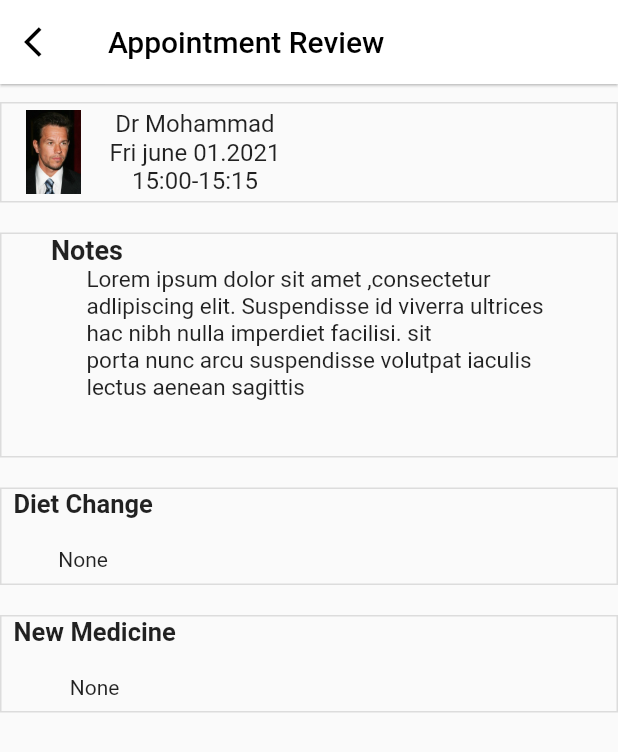
After one commit to saadkhawar289/Health4U, a Flutter app: the AppointmentReview screen opened directly, on a phone screen of 412 x 824 dp. The commit adds this screen. Shown: the top 752 px of the screen. Run offline on Flutter 3.47's test engine with Material 2 defaults, Android fonts, the phone set to English and light mode, and no system bars; our stand-ins replace barcode_widget, cloud_firestore, date_format, device_preview, dots_indicator, firebase_auth and 8 more; missing offline and left inert: dart:ffi, flutter_barcode_scanner; accounts and stored records are empty.

Commit message:
new page add kiya hy

```diff
--- /dev/null
+++ b/healthy/lib/AppointmentReview.dart
@@ -0,0 +1,152 @@
+import 'package:flutter/material.dart';
+
+class AppointmentReview extends StatefulWidget {
+  @override
+  _State createState() => _State();
+}
+
+class _State extends State<AppointmentReview> {
+  @override
+  Widget build(BuildContext context) {
+    return Container(
+        child: SafeArea(
+            child: Scaffold(
+      appBar: AppBar(
+        backgroundColor: Colors.white,
+        elevation: 0.7,
+        leading: InkWell(
+          onTap: () {
+            Navigator.pop(context);
+          },
+          child: Icon(
+            Icons.arrow_back_ios,
+            color: Colors.black,
+          ),
+        ),
+        title: Row(
+          children: [
+            Text(
+              "Appointment Review",
+              style: TextStyle(color: Colors.black),
+            )
+          ],
+        ),
+      ),
+      body: Container(
+        child: Column(
+          children: [
+            Padding(
+              padding: const EdgeInsets.only(top: 12.0),
+              child: Container(
+                decoration:
+                    BoxDecoration(border: Border.all(color: Colors.black12)),
+                child: ListTile(
+                  leading: Image.asset("assets/man.png"),
+                  title: Row(
+                    children: [
+                      Column(
+                        children: [
+                          Text("Dr Mohammad"),
+                          Text("Fri june 01.2021"),
+                          Text("15:00-15:15")
+                        ],
+                      ),
+                    ],
+                  ),
+                ),
+              ),
+            ),
+            Padding(
+              padding: const EdgeInsets.only(top: 20.0),
+              child: Container(
+                height: 150,
+                width: MediaQuery.of(context).size.width * 3,
+                decoration:
+                    BoxDecoration(border: Border.all(color: Colors.black12)),
+                child: Padding(
+                  padding: const EdgeInsets.only(left: 8.0),
+                  child: Column(
+                    children: [
+                      Padding(
+                        padding: const EdgeInsets.only(left: 25.0),
+                        child: Row(
+                          children: [
+                            Text("Notes",
+                                style: TextStyle(
+                                    fontSize: 18, fontWeight: FontWeight.bold)),
+                          ],
+                        ),
+                      ),
+                      Text(
+                        "Lorem ipsum dolor sit amet ,consectetur\n"
+                        "adlipiscing elit. Suspendisse id viverra ultrices\n"
+                        "hac nibh nulla imperdiet facilisi. sit\n"
+                        "porta nunc arcu suspendisse volutpat iaculis\n"
+                        "lectus aenean sagittis",
+                        style: TextStyle(fontSize: 15),
+                      )
+                    ],
+                  ),
+                ),
+              ),
+            ),
+            Padding(
+              padding: const EdgeInsets.only(top: 20.0),
+              child: Container(
+                height: 65,
+                width: MediaQuery.of(context).size.width * 3,
+                decoration:
+                    BoxDecoration(border: Border.all(color: Colors.black12)),
+                child: Padding(
+                  padding: const EdgeInsets.only(left: 8.0, bottom: 8),
+                  child: Row(
+                    children: [
+                      Column(
+                        mainAxisAlignment: MainAxisAlignment.spaceBetween,
+                        children: [
+                          Text(
+                            "Diet Change",
+                            style: TextStyle(
+                                fontSize: 17, fontWeight: FontWeight.bold),
+                          ),
+                          Text("None"),
+                        ],
+                      ),
+                    ],
+                  ),
+                ),
+              ),
+            ),
+            Padding(
+              padding: const EdgeInsets.only(top: 20.0),
+              child: Container(
+                height: 65,
+                width: MediaQuery.of(context).size.width * 3,
+                decoration:
+                    BoxDecoration(border: Border.all(color: Colors.black12)),
+                child: Padding(
+                  padding: const EdgeInsets.only(left: 8.0, bottom: 8),
+                  child: Row(
+                    children: [
+                      Column(
+                        mainAxisAlignment: MainAxisAlignment.spaceBetween,
+                        children: [
+                          Text(
+                            "New Medicine",
+                            style: TextStyle(
+                                fontSize: 17, fontWeight: FontWeight.bold),
+                          ),
+                          Text("None"),
+                        ],
+                      ),
+                    ],
+                  ),
+                ),
+              ),
+            )
+          ],
+        ),
+      ),
+    )));
+  }
+}
--- a/healthy/lib/OnlinePractitioner.dart
+++ b/healthy/lib/OnlinePractitioner.dart
@@ -710,6 +710,7 @@
 import 'package:flutter/material.dart';
 import 'package:flutter_screenutil/flutter_screenutil.dart';
 
+import 'AppointmentReview.dart';
 import 'TimeDateReservation.dart';
 
 class OnlinePractitioner extends StatefulWidget {
@@ -1328,10 +1329,21 @@ class _OnlinePractitionerState extends State<OnlinePractitioner> {
                                                     width: 33,
                                                   ),
                                           ),
-                                          Icon(
+                                          InkWell(
+                                            onTap: () {
+                                              past == true
+                                                  ? Navigator.push(
+                                                      context,
+                                                      MaterialPageRoute(
+                                                          builder: (context) =>
+                                                              AppointmentReview()))
+                                                  : SizedBox.shrink();
+                                            },
+                                            child: Icon(
                                               Icons.arrow_forward,
                                               size: 33,
                                             ),
+                                          )
                                         ],
                                       ),
                                     )))
```
Also changed, not shown: healthy/lib/main.dart (+4 -8 lines). Lines whose indentation alone changed are shown as unchanged.
